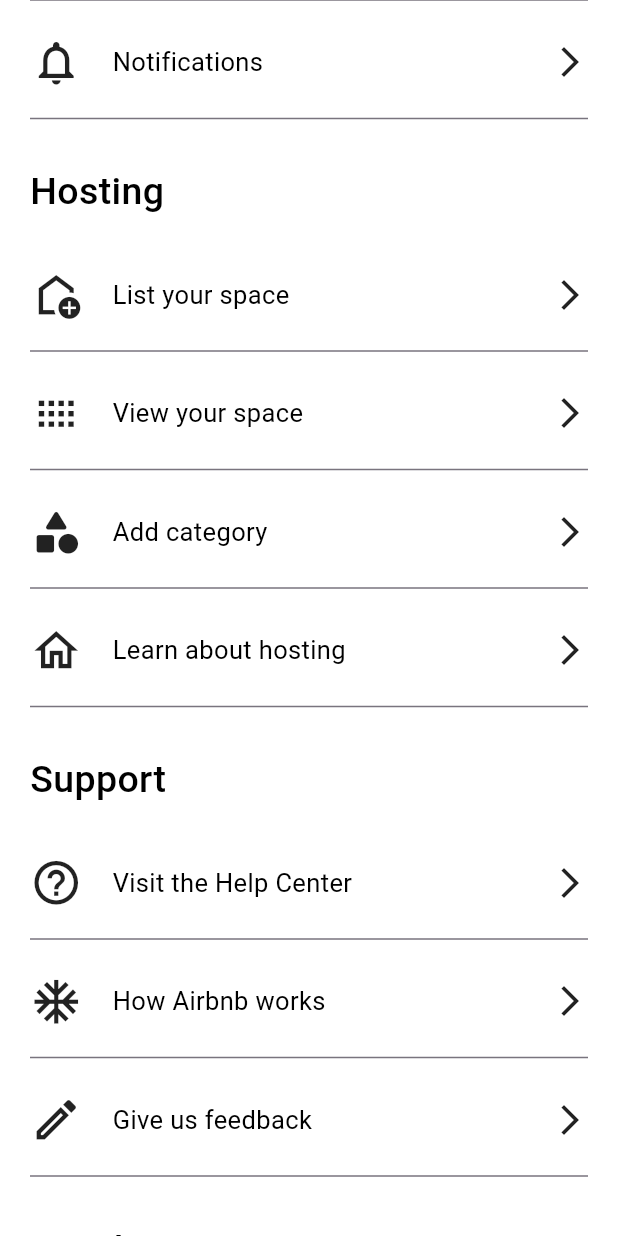
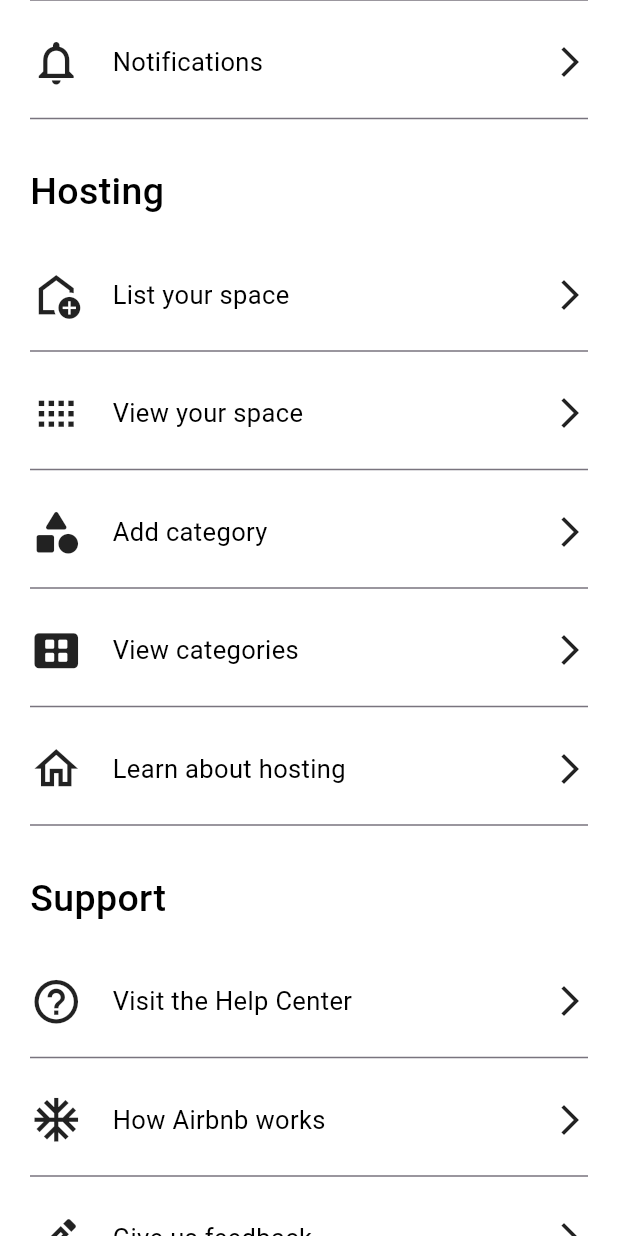
Before and after one commit to MohammadHishamm/AirBnB-mobile, a Flutter app: the ProfilePage screen opened directly, scrolled down 576 dp, on a phone screen of 412 x 824 dp. Run offline on Flutter 3.47's test engine with Material 3 defaults, Android fonts, the phone set to English and light mode, and no system bars; our stand-ins replace another_carousel_pro, cached_network_image, cloud_firestore, dash_chat_2, firebase_auth, firebase_core and 3 more; missing offline and left inert: chat_gpt_sdk, custom_info_window; accounts and stored records are empty; network calls fail.

Commit message:
"view category added "

```diff
--- a/airbnb/lib/view/profile_page.dart
+++ b/airbnb/lib/view/profile_page.dart
@@ -8,6 +8,7 @@ import 'package:airbnb/Authentication/google_auth.dart';
 import 'package:flutter/gestures.dart';
 import 'package:flutter/material.dart';
 import 'package:airbnb/view/add_category.dart';
+import 'package:airbnb/view/view_category.dart';
 
 class ProfilePage extends StatelessWidget {
   const ProfilePage({super.key});
@@ -220,6 +221,16 @@ class ProfilePage extends StatelessWidget {
                   child: profileInfo(
                       context, Icons.category_rounded, "Add category"),
                 ),
+                GestureDetector(
+                  onTap: () {
+                    Navigator.push(
+                      context,
+                      MaterialPageRoute(builder: (context) => CategoriesPage()),
+                    );
+                  },
+                  child: profileInfo(
+                      context, Icons.view_comfy_alt_rounded, "View categories"),
+                ),
                 profileInfo(
                     context, Icons.home_outlined, "Learn about hosting"),
                 const SizedBox(height: 15),
```
